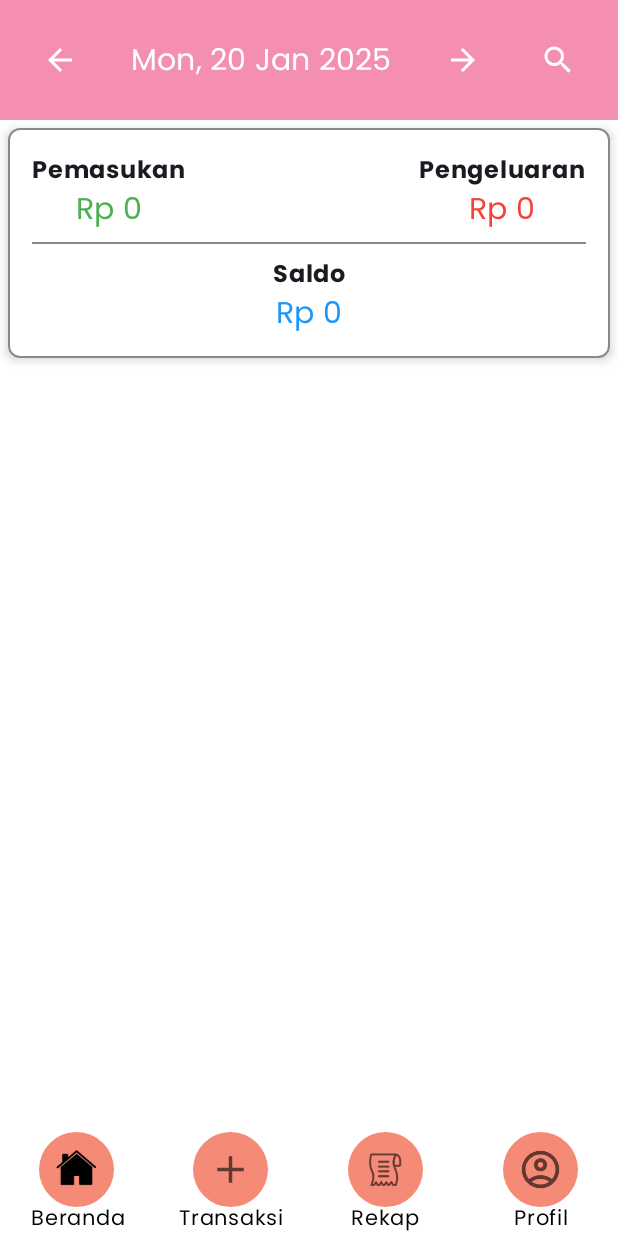
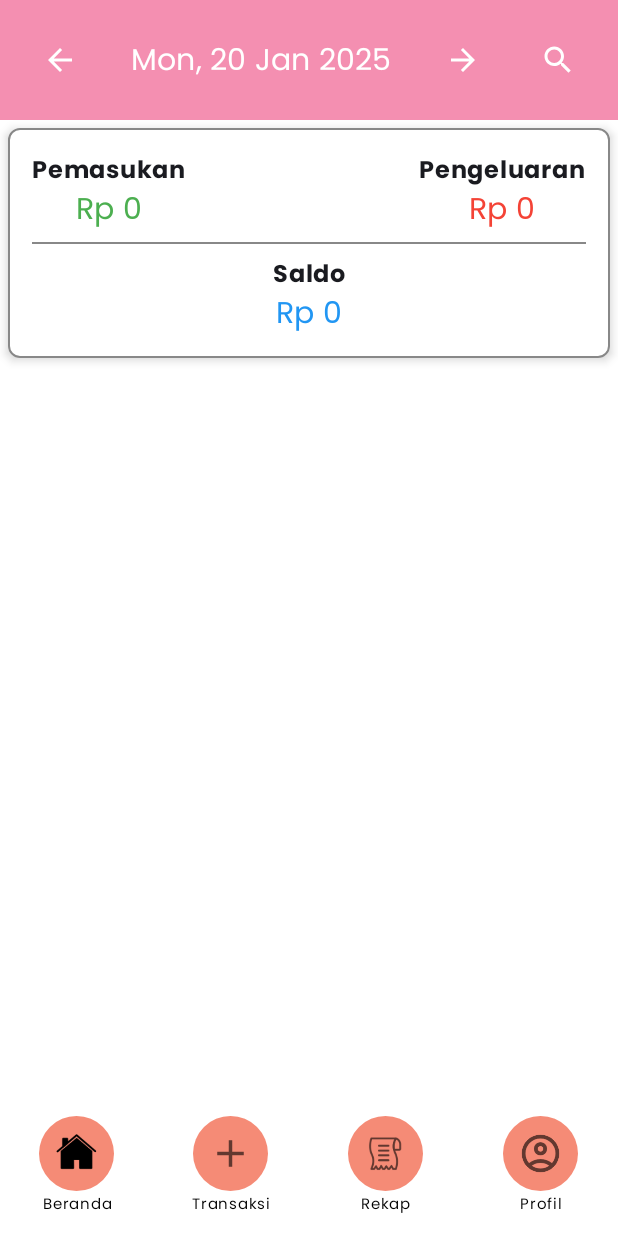
Before and after one commit to Afianfebrianto/Pengelola-Keuangan, an Android app built with Jetpack Compose: the composable MainScreen shown on its own in the app's theme, on a phone screen of 412 x 824 dp. Run offline under Robolectric (Android 15) with nearby library versions, the phone set to English and light mode, and no system bars; our stand-ins replace Room's generated code, livedata-compose.

Commit message:
update: -pdf maker add total saldo -font size navbottom bar
Next :
- cleane code
- caribug

```diff
--- a/app/src/main/java/com/project/pengelolakeuangan/ui/navigation/AppNavGraph.kt
+++ b/app/src/main/java/com/project/pengelolakeuangan/ui/navigation/AppNavGraph.kt
@@ -2,7 +2,9 @@ package com.project.pengelolakeuangan.ui.navigation
 
 import androidx.compose.foundation.background
 import androidx.compose.foundation.layout.Box
+import androidx.compose.foundation.layout.Column
 import androidx.compose.foundation.layout.fillMaxWidth
+import androidx.compose.foundation.layout.height
 import androidx.compose.foundation.layout.padding
 import androidx.compose.foundation.layout.size
 import androidx.compose.foundation.shape.CircleShape
@@ -18,7 +20,6 @@ import androidx.compose.ui.Alignment
 import androidx.compose.ui.Modifier
 import androidx.compose.ui.draw.clip
 import androidx.compose.ui.graphics.Color
-import androidx.compose.ui.platform.LocalContext
 import androidx.compose.ui.res.painterResource
 import androidx.compose.ui.text.style.TextAlign
 import androidx.compose.ui.text.style.TextOverflow
@@ -36,29 +37,6 @@ import com.project.pengelolakeuangan.utils.poppinsFamily
 fun MainScreen(navController: NavHostController, viewModel: TransaksiViewModel) {
     val navBackStackEntry = navController.currentBackStackEntryAsState()
     val currentRoute = navBackStackEntry.value?.destination?.route
-    val context = LocalContext.current
-    // Menangani back press
-    // Menangani back press
-//    BackHandler {
-//        // Akses LocalContext di dalam Composable
-//
-//        Log.d("BackHandler", "Current route: $currentRoute") // Log route saat ini
-//
-//        if (currentRoute == Screen.Home.route) {
-//            // Jika berada di halaman Home, keluar aplikasi
-//            Log.d("BackHandler", "User is on Home screen, exiting app.")
-//            (context as? Activity)?.finish() // Keluar aplikasi
-//        } else {
-//            // Jika tidak, kembali ke halaman Home dan membersihkan tumpukan navigasi
-//            Log.d("BackHandler", "Navigating back to Home screen and clearing previous screens.")
-//            navController.popBackStack(Screen.Home.route, false)
-//            navController.navigate(Screen.Home.route) {
-//                // Membersihkan semua layar sebelumnya dari tumpukan
-//                popUpTo(Screen.Home.route) { inclusive = true }
-//                launchSingleTop = true
-//            }
-//        }
-//    }
 
     Scaffold(
         bottomBar = {
@@ -99,7 +77,6 @@ fun BottomNavigationPreview() {
     )
 }
 
-
 @Composable
 fun BottomNavigationBar(currentRoute: String?, onItemSelected: (String) -> Unit) {
     val items = listOf(
@@ -110,6 +87,67 @@ fun BottomNavigationBar(currentRoute: String?, onItemSelected: (String) -> Unit)
     )
 
     BottomNavigation(
+        modifier = Modifier.height(80.dp),
+        backgroundColor = Color.Transparent, // Menghilangkan latar belakang BottomNavigation
+        elevation = 0.dp // Menghilangkan shadow
+    ) {
+        items.forEach { (screen, iconRes) ->
+            BottomNavigationItem(
+                selected = currentRoute == screen.route,
+                onClick = { onItemSelected(screen.route) },
+                icon = {
+                    Box(
+                        modifier = Modifier
+                            .size(50.dp) // Ukuran lingkaran diperbesar
+                            .clip(CircleShape) // Membuat lingkaran
+                            .background(Color(0xFFF58B76)) // Warna #F58B76
+                            .padding(10.dp) // Padding lebih besar agar ikon sedikit lebih besar
+                    ) {
+                        Icon(
+                            painter = painterResource(id = iconRes),
+                            contentDescription = screen.route,
+                            modifier = Modifier.align(Alignment.Center) // Menyusun icon di tengah
+                        )
+                    }
+
+                },
+
+                label = {
+                    Column(
+                        horizontalAlignment = Alignment.CenterHorizontally, // Menyusun label di tengah
+                        modifier = Modifier.fillMaxWidth().height(25.dp)
+                    ) {
+//                        Spacer(modifier = Modifier.height(7.dp)) // Menambah jarak antara icon dan label
+
+                        Text(
+                            fontFamily = poppinsFamily,
+                            text = screen.route.capitalize(),
+                            fontSize = 10.sp,
+                            color = Color.Black, // Menentukan warna teks
+                            maxLines = 1, // Membatasi satu baris
+                            overflow = TextOverflow.Ellipsis, // Menambahkan elipsis jika teks terlalu panjang
+                            textAlign = TextAlign.Center, // Menyusun teks di tengah
+                            modifier = Modifier.fillMaxWidth().padding(top = 4.dp)
+                        )
+                    }
+                }
+            )
+        }
+    }
+}
+
+
+@Composable
+fun BottomNavigationBar1(currentRoute: String?, onItemSelected: (String) -> Unit) {
+    val items = listOf(
+        Screen.Home to R.drawable.home,
+        Screen.Transaction to R.drawable.add,
+        Screen.Rekap to R.drawable.rekap,
+        Screen.Account to R.drawable.account_circle
+    )
+
+    BottomNavigation(
+        modifier = Modifier,
         backgroundColor = Color.Transparent, // Menghilangkan latar belakang BottomNavigation
         elevation = 0.dp // Menghilangkan shadow
     ) {
--- a/app/src/main/java/com/project/pengelolakeuangan/utils/CreatePdf.kt
+++ b/app/src/main/java/com/project/pengelolakeuangan/utils/CreatePdf.kt
@@ -72,9 +72,11 @@ fun createPDF(
     // Total Pemasukan dan Pengeluaran
     val totalPemasukan = pemasukanList.sumOf { it.nominal }.toDouble()
     val totalPengeluaran = pengeluaranList.sumOf { it.nominal }.toDouble()
+    val totalSaldo = totalPemasukan - totalPengeluaran // Menghitung total saldo
+
     canvas.drawText("Total Pemasukan: Rp ${totalPemasukan.formatCurrency()}", 150f, 110f, paint)
     canvas.drawText("Total Pengeluaran: Rp ${totalPengeluaran.formatCurrency()}", 150f, 130f, paint)
-
+    canvas.drawText("Total Saldo: Rp ${totalSaldo.formatCurrency()}", 150f, 150f, paint) // Menambahkan total saldo
     // Posisi awal untuk tabel
     var yOffset = 160f
 
```
